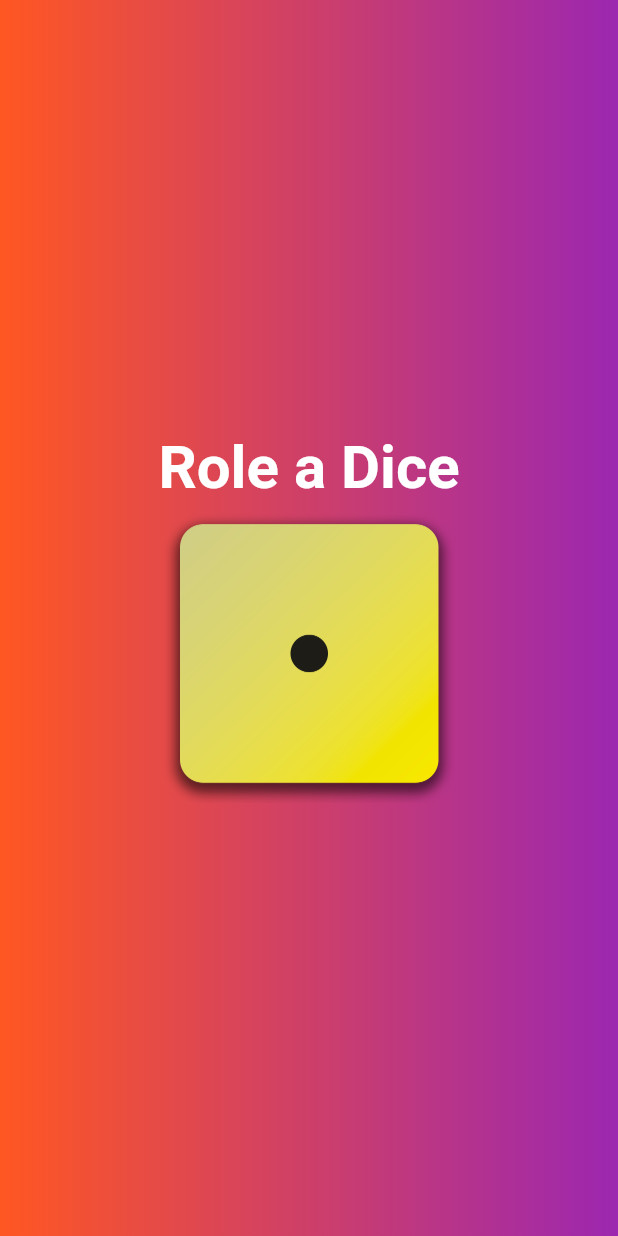
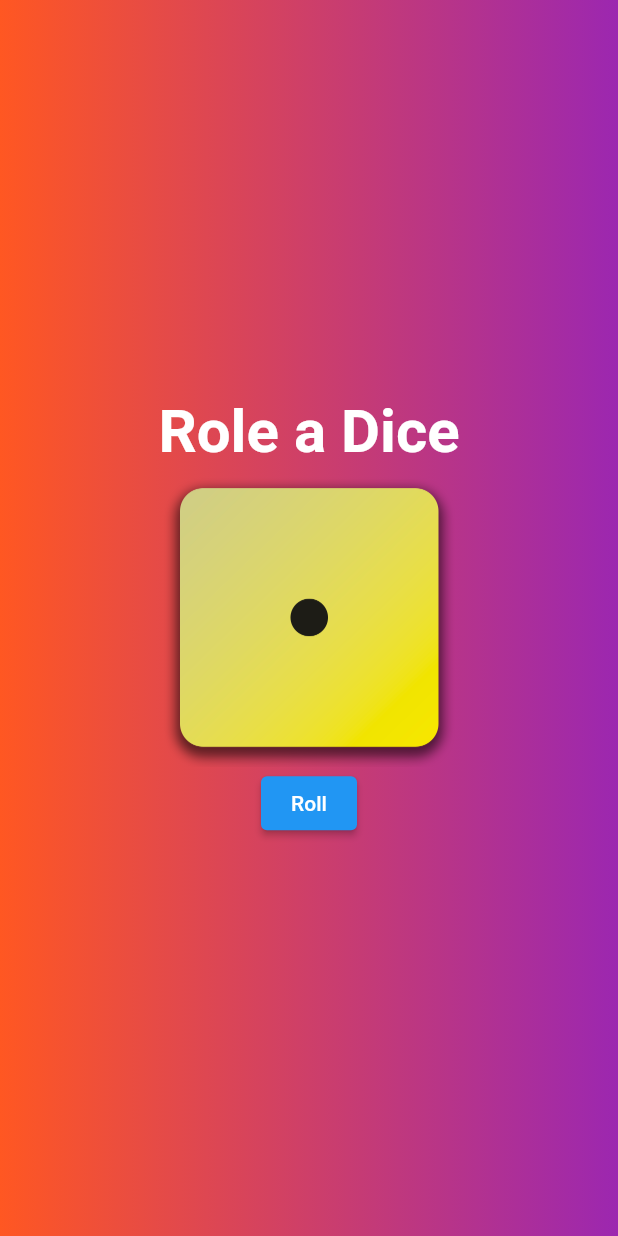
Before and after one commit to gayashan4lk/my_first_flutter_app, a Flutter app: the screen it shows after launch, on a phone screen of 412 x 824 dp. Run offline on Flutter 3.47's test engine with Material 2 defaults, Android fonts, the phone set to English and light mode, and no system bars.

Commit message:
display dice face #1

```diff
--- a/lib/gradient_container.dart
+++ b/lib/gradient_container.dart
@@ -1,14 +1,24 @@
 import 'package:flutter/material.dart';
+import 'dart:math';
+
 import 'package:my_first_flutter_app/styled_text.dart';
 
+// ignore: must_be_immutable
 class GradientContainer extends StatelessWidget {
-  const GradientContainer({super.key, this.gradientColors = const [Colors.lightBlue, Colors.deepPurple]});
+  GradientContainer(this.random,
+      {super.key, this.gradientColors = const [Colors.lightBlue, Colors.deepPurple], this.diceFace = 1});
 
-  const GradientContainer.yellowTheme({super.key}) : gradientColors = const [Colors.deepOrange, Colors.yellow];
+  GradientContainer.yellowTheme(this.random, {super.key})
+      : gradientColors = const [Colors.deepOrange, Colors.yellow],
+        diceFace = 1;
 
-  const GradientContainer.purpleTheme({super.key}) : gradientColors = const [Colors.deepOrange, Colors.purple];
+  GradientContainer.purpleTheme(this.random, {super.key})
+      : gradientColors = const [Colors.deepOrange, Colors.purple],
+        diceFace = 1;
 
   final List<Color> gradientColors;
+  Random random;
+  int diceFace;
 
   @override
   Widget build(BuildContext context) {
@@ -23,10 +33,16 @@ class GradientContainer extends StatelessWidget {
           mainAxisAlignment: MainAxisAlignment.center,
           children: [
             const StyledText('Role a Dice'),
-            Image.asset('assets/images/dice-1.png', width: 200),
+            Image.asset('assets/images/dice-$diceFace.png', width: 200),
+            ElevatedButton(onPressed: onPressed, child: const Text("Roll"))
           ],
         ),
       ),
     );
   }
+
+  void onPressed() {
+    diceFace = random.nextInt(6) + 1;
+    print(diceFace);
+  }
 }
```
Also changed, not shown: lib/main.dart (+6 -2 lines).
